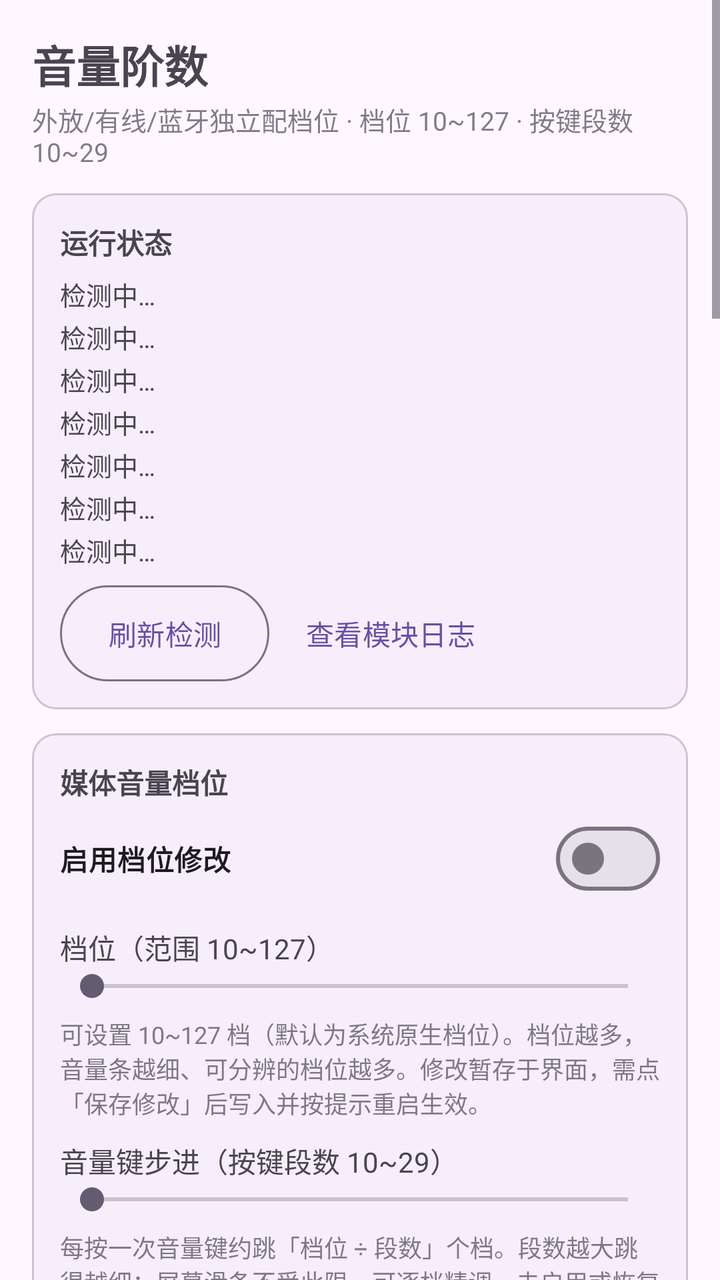
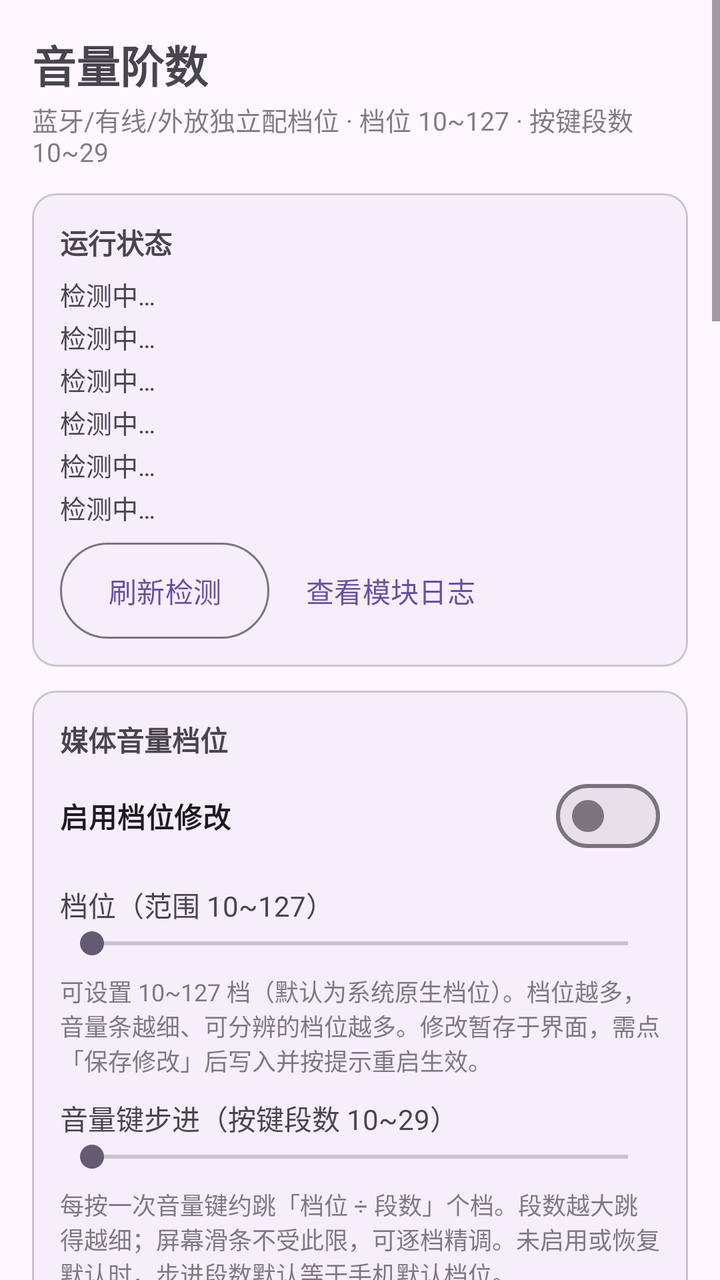

Before-and-after screenshots of an Android layout around one commit, followed by the original layout XML and the change that was made.
<!-- AndroidManifest.xml: application theme Theme.VolumeControl -->
<!-- res/layout/activity_main.xml -->
<?xml version="1.0" encoding="utf-8"?>
<ScrollView xmlns:android="http://schemas.android.com/apk/res/android"
    xmlns:app="http://schemas.android.com/apk/res-auto"
    android:layout_width="match_parent"
    android:layout_height="match_parent"
    android:fitsSystemWindows="true"
    android:fillViewport="true">

    <LinearLayout
        android:layout_width="match_parent"
        android:layout_height="wrap_content"
        android:orientation="vertical"
        android:padding="16dp">

        <TextView
            android:layout_width="wrap_content"
            android:layout_height="wrap_content"
            android:text="@string/app_name"
            android:textSize="22sp"
            android:textStyle="bold" />

        <TextView
            android:layout_width="wrap_content"
            android:layout_height="wrap_content"
            android:layout_marginTop="2dp"
            android:alpha="0.7"
            android:text="@string/app_subtitle"
            android:textSize="13sp" />

        
        <com.google.android.material.card.MaterialCardView
            android:layout_width="match_parent"
            android:layout_height="wrap_content"
            android:layout_marginTop="12dp"
            app:cardCornerRadius="12dp"
            app:cardElevation="1dp">

            <LinearLayout
                android:layout_width="match_parent"
                android:layout_height="wrap_content"
                android:orientation="vertical"
                android:padding="14dp">

                <TextView
                    android:layout_width="wrap_content"
                    android:layout_height="wrap_content"
                    android:text="@string/sec_status"
                    android:textStyle="bold" />

                <TextView
                    android:id="@+id/tvStatusRoot"
                    android:layout_width="match_parent"
                    android:layout_height="wrap_content"
                    android:layout_marginTop="6dp"
                    android:text="@string/status_detecting"
                    android:textSize="13sp" />

                <TextView
                    android:id="@+id/tvStatusLsposed"
                    android:layout_width="match_parent"
                    android:layout_height="wrap_content"
                    android:layout_marginTop="2dp"
                    android:text="@string/status_detecting"
                    android:textSize="13sp" />

                <TextView
                    android:id="@+id/tvStatusModule"
                    android:layout_width="match_parent"
                    android:layout_height="wrap_content"
                    android:layout_marginTop="2dp"
                    android:text="@string/status_detecting"
                    android:textSize="13sp" />

                <TextView
                    android:id="@+id/tvStatusVolume"
                    android:layout_width="match_parent"
                    android:layout_height="wrap_content"
                    android:layout_marginTop="2dp"
                    android:text="@string/status_detecting"
                    android:textSize="13sp" />

                <TextView
                    android:id="@+id/tvStatusBt"
                    android:layout_width="match_parent"
                    android:layout_height="wrap_content"
                    android:layout_marginTop="2dp"
                    android:text="@string/status_detecting"
                    android:textSize="13sp" />

                <TextView
                    android:id="@+id/tvStatusConfig"
                    android:layout_width="match_parent"
                    android:layout_height="wrap_content"
                    android:layout_marginTop="2dp"
                    android:text="@string/status_detecting"
                    android:textSize="13sp" />

                <TextView
                    android:id="@+id/tvStatusAv"
                    android:layout_width="match_parent"
                    android:layout_height="wrap_content"
                    android:layout_marginTop="2dp"
                    android:text="@string/status_detecting"
                    android:textSize="13sp" />

                <LinearLayout
                    android:layout_width="match_parent"
                    android:layout_height="wrap_content"
                    android:layout_marginTop="8dp"
                    android:orientation="horizontal">

                    <com.google.android.material.button.MaterialButton
                        android:id="@+id/btnRefresh"
                        style="@style/Widget.Material3.Button.OutlinedButton"
                        android:layout_width="wrap_content"
                        android:layout_height="wrap_content"
                        android:insetTop="0dp"
                        android:insetBottom="0dp"
                        android:text="@string/btn_refresh" />

                    <com.google.android.material.button.MaterialButton
                        android:id="@+id/btnLogs"
                        style="@style/Widget.Material3.Button.TextButton"
                        android:layout_width="wrap_content"
                        android:layout_height="wrap_content"
                        android:layout_marginStart="6dp"
                        android:insetTop="0dp"
                        android:insetBottom="0dp"
                        android:text="@string/btn_logs" />
                </LinearLayout>
            </LinearLayout>
        </com.google.android.material.card.MaterialCardView>

        
        <com.google.android.material.card.MaterialCardView
            android:layout_width="match_parent"
            android:layout_height="wrap_content"
            android:layout_marginTop="12dp"
            app:cardCornerRadius="12dp"
            app:cardElevation="1dp">

            <LinearLayout
                android:layout_width="match_parent"
                android:layout_height="wrap_content"
                android:orientation="vertical"
                android:padding="14dp">

                <TextView
                    android:layout_width="wrap_content"
                    android:layout_height="wrap_content"
                    android:text="@string/sec_media"
                    android:textStyle="bold" />

                <com.google.android.material.materialswitch.MaterialSwitch
                    android:id="@+id/switchEnable"
                    android:layout_width="match_parent"
                    android:layout_height="wrap_content"
                    android:layout_marginTop="4dp"
                    android:text="@string/label_enable"
                    android:textStyle="bold" />

                <TextView
                    android:id="@+id/tvMediaSteps"
                    android:layout_width="match_parent"
                    android:layout_height="wrap_content"
                    android:layout_marginTop="10dp"
                    android:textSize="14sp"
                    android:text="@string/label_media_steps_default" />

                <SeekBar
                    android:id="@+id/seekMediaSteps"
                    android:layout_width="match_parent"
                    android:layout_height="wrap_content"
                    android:max="117" />

                <TextView
                    android:layout_width="match_parent"
                    android:layout_height="wrap_content"
                    android:layout_marginTop="6dp"
                    android:alpha="0.7"
                    android:text="@string/media_hint"
                    android:textSize="12sp" />

                <TextView
                    android:id="@+id/tvKeySteps"
                    android:layout_width="match_parent"
                    android:layout_height="wrap_content"
                    android:layout_marginTop="10dp"
                    android:textSize="14sp"
                    android:text="@string/label_key_steps_default" />

                <SeekBar
                    android:id="@+id/seekKeySteps"
                    android:layout_width="match_parent"
                    android:layout_height="wrap_content"
                    android:max="19" />

                <TextView
                    android:layout_width="match_parent"
                    android:layout_height="wrap_content"
                    android:layout_marginTop="6dp"
                    android:alpha="0.7"
                    android:text="@string/key_steps_hint"
                    android:textSize="12sp" />
            </LinearLayout>
        </com.google.android.material.card.MaterialCardView>

        
        <com.google.android.material.card.MaterialCardView
            android:layout_width="match_parent"
            android:layout_height="wrap_content"
            android:layout_marginTop="12dp"
            app:cardCornerRadius="12dp"
            app:cardElevation="1dp">

            <LinearLayout
                android:layout_width="match_parent"
                android:layout_height="wrap_content"
                android:orientation="vertical"
                android:padding="14dp">

                <TextView
                    android:layout_width="wrap_content"
                    android:layout_height="wrap_content"
                    android:text="@string/sec_bt_range"
                    android:textStyle="bold" />

                
                <com.google.android.material.tabs.TabLayout
                    android:id="@+id/tabDevice"
                    android:layout_width="match_parent"
                    android:layout_height="wrap_content"
                    android:layout_marginTop="8dp"
                    app:tabMode="fixed"
                    app:tabGravity="fill" />

                
                <com.google.android.material.chip.ChipGroup
                    android:id="@+id/chipGroupRange"
                    android:layout_width="match_parent"
                    android:layout_height="wrap_content"
                    android:layout_marginTop="10dp"
                    app:selectionRequired="true"
                    app:singleSelection="true">

                    <com.google.android.material.chip.Chip
                        android:id="@+id/chipModeA"
                        style="@style/Widget.Material3.Chip.Filter"
                        android:layout_width="wrap_content"
                        android:layout_height="wrap_content"
                        android:text="@string/tab_mode_a" />

                    <com.google.android.material.chip.Chip
                        android:id="@+id/chipModeB"
                        style="@style/Widget.Material3.Chip.Filter"
                        android:layout_width="wrap_content"
                        android:layout_height="wrap_content"
                        android:text="@string/tab_mode_b" />

                    <com.google.android.material.chip.Chip
                        android:id="@+id/chipDefault"
                        style="@style/Widget.Material3.Chip.Filter"
                        android:layout_width="wrap_content"
                        android:layout_height="wrap_content"
                        android:text="@string/tab_default" />
                </com.google.android.material.chip.ChipGroup>

                
                <LinearLayout
                    android:id="@+id/groupRangeEditor"
                    android:layout_width="match_parent"
                    android:layout_height="wrap_content"
                    android:orientation="vertical">

                    <TextView
                        android:id="@+id/tvSummary"
                        android:layout_width="match_parent"
                        android:layout_height="wrap_content"
                        android:layout_marginTop="10dp"
                        android:textSize="13sp" />

                    
                    <LinearLayout
                        android:id="@+id/groupRangeEditors"
                        android:layout_width="match_parent"
                        android:layout_height="wrap_content"
                        android:orientation="vertical">

                    <TextView
                        android:layout_width="wrap_content"
                        android:layout_height="wrap_content"
                        android:layout_marginTop="10dp"
                        android:text="@string/sec_curve"
                        android:textStyle="bold" />

                    <RadioGroup
                        android:id="@+id/radioCurveType"
                        android:layout_width="match_parent"
                        android:layout_height="wrap_content"
                        android:layout_marginTop="4dp"
                        android:orientation="vertical">

                        <RadioButton
                            android:id="@+id/radioCurveLog"
                            android:layout_width="match_parent"
                            android:layout_height="wrap_content"
                            android:minHeight="36dp"
                            android:text="@string/curve_log" />

                        <RadioButton
                            android:id="@+id/radioCurveLinear"
                            android:layout_width="match_parent"
                            android:layout_height="wrap_content"
                            android:minHeight="36dp"
                            android:text="@string/curve_linear" />

                        <RadioButton
                            android:id="@+id/radioCurveSqrt"
                            android:layout_width="match_parent"
                            android:layout_height="wrap_content"
                            android:minHeight="36dp"
                            android:text="@string/curve_sqrt" />
                    </RadioGroup>

                    <TextView
                        android:layout_width="match_parent"
                        android:layout_height="wrap_content"
                        android:layout_marginTop="2dp"
                        android:alpha="0.7"
                        android:text="@string/curve_hint"
                        android:textSize="12sp" />

                    <TextView
                        android:id="@+id/tvMinAbs"
                        android:layout_width="match_parent"
                        android:layout_height="wrap_content"
                        android:layout_marginTop="6dp"
                        android:textSize="14sp" />

                    <SeekBar
                        android:id="@+id/seekMinAbs"
                        android:layout_width="match_parent"
                        android:layout_height="wrap_content"
                        android:max="127" />

                    <TextView
                        android:id="@+id/tvMaxAbs"
                        android:layout_width="match_parent"
                        android:layout_height="wrap_content"
                        android:textSize="14sp" />

                    <SeekBar
                        android:id="@+id/seekMaxAbs"
                        android:layout_width="match_parent"
                        android:layout_height="wrap_content"
                        android:max="127" />
                    </LinearLayout>

                    
                    <LinearLayout
                        android:id="@+id/groupRangePreview"
                        android:layout_width="match_parent"
                        android:layout_height="wrap_content"
                        android:orientation="vertical">

                    <TextView
                        android:id="@+id/tvRangeHint"
                        android:layout_width="match_parent"
                        android:layout_height="wrap_content"
                        android:layout_marginTop="6dp"
                        android:alpha="0.7"
                        android:text="@string/range_hint"
                        android:textSize="12sp" />

                    <Spinner
                        android:id="@+id/spinnerNativeMode"
                        android:layout_width="wrap_content"
                        android:layout_height="wrap_content"
                        android:layout_marginTop="4dp"
                        android:visibility="gone" />

                    <com.xiefeihong.volumecontrol.CurveChartView
                        android:id="@+id/curveChart"
                        android:layout_width="match_parent"
                        android:layout_height="180dp"
                        android:layout_marginTop="8dp" />

                    <TextView
                        android:id="@+id/tvRangeMapping"
                        android:layout_width="match_parent"
                        android:layout_height="wrap_content"
                        android:layout_marginTop="10dp"
                        android:fontFamily="monospace"
                        android:textSize="11sp" />
                    </LinearLayout>
                </LinearLayout>
            </LinearLayout>
        </com.google.android.material.card.MaterialCardView>

        
        <com.google.android.material.card.MaterialCardView
            android:layout_width="match_parent"
            android:layout_height="wrap_content"
            android:layout_marginTop="12dp"
            app:cardCornerRadius="12dp"
            app:cardElevation="1dp">

            <LinearLayout
                android:layout_width="match_parent"
                android:layout_height="wrap_content"
                android:orientation="vertical"
                android:padding="14dp">

                <TextView
                    android:layout_width="wrap_content"
                    android:layout_height="wrap_content"
                    android:text="@string/sec_actions"
                    android:textStyle="bold" />

                <TextView
                    android:id="@+id/tvPending"
                    android:layout_width="match_parent"
                    android:layout_height="wrap_content"
                    android:layout_marginTop="6dp"
                    android:textSize="13sp" />

                <com.google.android.material.button.MaterialButton
                    android:id="@+id/btnSave"
                    android:layout_width="match_parent"
                    android:layout_height="wrap_content"
                    android:layout_marginTop="8dp"
                    android:text="@string/btn_save" />

                <com.google.android.material.button.MaterialButton
                    android:id="@+id/btnRestartBt"
                    style="@style/Widget.Material3.Button.OutlinedButton"
                    android:layout_width="match_parent"
                    android:layout_height="wrap_content"
                    android:layout_marginTop="8dp"
                    android:text="@string/btn_restart_bt" />

                <com.google.android.material.button.MaterialButton
                    android:id="@+id/btnApplyRestart"
                    android:layout_width="match_parent"
                    android:layout_height="wrap_content"
                    android:layout_marginTop="6dp"
                    android:text="@string/btn_apply_restart" />

                <com.google.android.material.button.MaterialButton
                    android:id="@+id/btnReset"
                    style="@style/Widget.Material3.Button.OutlinedButton"
                    android:layout_width="match_parent"
                    android:layout_height="wrap_content"
                    android:layout_marginTop="6dp"
                    android:text="@string/btn_reset" />

                <TextView
                    android:layout_width="match_parent"
                    android:layout_height="wrap_content"
                    android:layout_marginTop="10dp"
                    android:alpha="0.7"
                    android:text="@string/ops_hint"
                    android:textSize="12sp" />
            </LinearLayout>
        </com.google.android.material.card.MaterialCardView>

        
        <com.google.android.material.card.MaterialCardView
            android:layout_width="match_parent"
            android:layout_height="wrap_content"
            android:layout_marginTop="12dp"
            android:layout_marginBottom="16dp"
            app:cardCornerRadius="12dp"
            app:cardElevation="1dp">

            <LinearLayout
                android:layout_width="match_parent"
                android:layout_height="wrap_content"
                android:orientation="vertical"
                android:padding="14dp">

                <TextView
                    android:layout_width="wrap_content"
                    android:layout_height="wrap_content"
                    android:text="@string/sec_guide"
                    android:textStyle="bold" />

                <TextView
                    android:layout_width="match_parent"
                    android:layout_height="wrap_content"
                    android:layout_marginTop="6dp"
                    android:lineSpacingExtra="3dp"
                    android:text="@string/guide_text"
                    android:textSize="13sp" />
            </LinearLayout>
        </com.google.android.material.card.MaterialCardView>
    </LinearLayout>
</ScrollView>
<!-- resources referenced by this layout -->
<resources>
  <string name="app_name">音量阶数</string>
  <string name="app_subtitle">外放/有线/蓝牙独立配档位 · 档位 10~127 · 按键段数 10~29</string>
  <string name="btn_apply_restart">重启系统框架（档位修改后）</string>
  <string name="btn_logs">查看模块日志</string>
  <string name="btn_refresh">刷新检测</string>
  <string name="btn_reset">恢复系统默认（关闭模块）</string>
  <string name="btn_restart_bt">重启蓝牙 (模式/音量范围调整后)</string>
  <string name="btn_save">保存修改 (修改参数后)</string>
  <string name="curve_hint" formatted="false">选择档位到音量范围的映射分布；三者第 1 档=最小音量、最高档=最大音量。模式A 与模式B 的曲线各自独立保存。</string>
  <string name="curve_linear">线性区间（每档等量）</string>
  <string name="curve_log">对数区间（等比倍增，默认）</string>
  <string name="curve_sqrt">平方根区间（低音量增强）</string>
  <string name="guide_text" formatted="false">1. 在 LSPosed 中启用本模块，然后重启系统框架（本页按钮即可）。\n
  2. 媒体音量档位：可设置 10~127 档（HyperOS 原生默认 15），档位即音量条的可分辨精度，只影响媒体流（音乐/视频）；修改档位后点「重启系统框架」，期间黑屏属正常现象。音量键步进（10~29 段）控制每按一次音量键跳过的档位数（约＝档位÷段数），只影响按键、不影响屏幕拖动。\n
  3. 模式A（绝对音量，默认）：蓝牙保持绝对音量映射（档位经曲线映射为 AVRCP 0~127），有线/外放则按 A 范围做系统档位衰减；第 1 档=最小音量、最高档=最大音量。\n
  4. 模式B（相对音量，低音量问题首选）：停用绝对音量，由手机端软件衰减音频信号，耳机固定自身硬件音量。\n
  5. 顶部设备选项卡在「外放/有线耳机/蓝牙」间切换，各设备独立保存模式与范围（打开 App 会自动定位到当前输出设备）。绝对音量仅蓝牙可选；相对音量对三种设备都按各自范围在系统侧衰减；默认则该设备不映射，沿用 ROM 原生曲线。档位数与音量键步进为全局共用。\n
  6. 生效方式：点「保存修改」保存参数，按提示确认重启。切换模式或调整音量范围后需点「重启蓝牙」生效；仅档位修改后需点「重启系统框架」（音量键步进即时生效）。\n
  7. 恢复默认：点「恢复系统默认」并重启生效；或在 LSPosed 中停用模块后重启手机。\n
  8. 排查：状态区查看「系统配置键」与媒体档位是否生效；点「查看模块日志」查看模块自写日志。</string>
  <string name="key_steps_hint">每按一次音量键约跳「档位 ÷ 段数」个档。段数越大跳得越细；屏幕滑条不受此限，可逐档精调。未启用或恢复默认时，步进段数默认等于手机默认档位。</string>
  <string name="label_enable">启用档位修改</string>
  <string name="label_key_steps_default">音量键步进（按键段数 10~29）</string>
  <string name="label_media_steps_default">档位（范围 10~127）</string>
  <string name="media_hint">可设置 10~127 档（默认为系统原生档位）。档位越多，音量条越细、可分辨的档位越多。修改暂存于界面，需点「保存修改」后写入并按提示重启生效。</string>
  <string name="ops_hint">修改只暂存于界面，需点「保存修改」才会写入并生效；确认框会列出改动，并按需询问是否立即重启蓝牙/系统框架。</string>
  <string name="range_hint" formatted="false">顶部选项卡在「外放/有线耳机/蓝牙」间切换，各设备独立保存模式与范围。蓝牙可选「绝对音量/相对音量/默认」；外放与有线仅「相对音量/默认」（绝对音量为蓝牙专属）。绝对音量：蓝牙经 AVRCP 映射；相对音量：手机端软件曲线衰减；默认：该设备沿用系统直通。总开关关闭时全部设备直通。</string>
  <string name="sec_actions">操作</string>
  <string name="sec_bt_range">音量范围</string>
  <string name="sec_curve">映射曲线</string>
  <string name="sec_guide">使用说明</string>
  <string name="sec_media">媒体音量档位</string>
  <string name="sec_status">运行状态</string>
  <string name="status_detecting">检测中…</string>
  <string name="tab_default">默认</string>
  <string name="tab_mode_a">绝对音量</string>
  <string name="tab_mode_b">相对音量</string>
  <style name="Theme.VolumeControl" parent="Theme.Material3.DayNight.NoActionBar" />
</resources>

<!-- the commit's change to res/layout/activity_main.xml (unified diff, before → after) -->
@@ -88,14 +88,6 @@
                     android:textSize="13sp" />
 
                 <TextView
-                    android:id="@+id/tvStatusConfig"
-                    android:layout_width="match_parent"
-                    android:layout_height="wrap_content"
-                    android:layout_marginTop="2dp"
-                    android:text="@string/status_detecting"
-                    android:textSize="13sp" />
-
-                <TextView
                     android:id="@+id/tvStatusAv"
                     android:layout_width="match_parent"
                     android:layout_height="wrap_content"
@@ -372,12 +364,40 @@
                         android:text="@string/range_hint"
                         android:textSize="12sp" />
 
-                    <Spinner
-                        android:id="@+id/spinnerNativeMode"
-                        android:layout_width="wrap_content"
+                    <LinearLayout
+                        android:id="@+id/groupNativeSelectors"
+                        android:layout_width="match_parent"
                         android:layout_height="wrap_content"
                         android:layout_marginTop="4dp"
-                        android:visibility="gone" />
+                        android:gravity="center_vertical"
+                        android:orientation="horizontal"
+                        android:visibility="gone">
+
+                        <TextView
+                            android:layout_width="wrap_content"
+                            android:layout_height="wrap_content"
+                            android:text="@string/axis_y_label"
+                            android:textSize="13sp" />
+
+                        <Spinner
+                            android:id="@+id/spinnerNativeMode"
+                            android:layout_width="wrap_content"
+                            android:layout_height="wrap_content"
+                            android:layout_marginStart="4dp" />
+
+                        <TextView
+                            android:layout_width="wrap_content"
+                            android:layout_height="wrap_content"
+                            android:layout_marginStart="12dp"
+                            android:text="@string/axis_x_label"
+                            android:textSize="13sp" />
+
+                        <Spinner
+                            android:id="@+id/spinnerNativeAxis"
+                            android:layout_width="wrap_content"
+                            android:layout_height="wrap_content"
+                            android:layout_marginStart="4dp" />
+                    </LinearLayout>
 
                     <com.xiefeihong.volumecontrol.CurveChartView
                         android:id="@+id/curveChart"
<!-- resource entries referenced after the edit -->
@@ -1,32 +1,34 @@
 <!-- resources referenced by this layout -->
 <resources>
   <string name="app_name">音量阶数</string>
-  <string name="app_subtitle">外放/有线/蓝牙独立配档位 · 档位 10~127 · 按键段数 10~29</string>
+  <string name="app_subtitle">蓝牙/有线/外放独立配档位 · 档位 10~127 · 按键段数 10~29</string>
+  <string name="axis_x_label">横轴</string>
+  <string name="axis_y_label">纵轴</string>
   <string name="btn_apply_restart">重启系统框架（档位修改后）</string>
   <string name="btn_logs">查看模块日志</string>
   <string name="btn_refresh">刷新检测</string>
   <string name="btn_reset">恢复系统默认（关闭模块）</string>
   <string name="btn_restart_bt">重启蓝牙 (模式/音量范围调整后)</string>
   <string name="btn_save">保存修改 (修改参数后)</string>
-  <string name="curve_hint" formatted="false">选择档位到音量范围的映射分布；三者第 1 档=最小音量、最高档=最大音量。模式A 与模式B 的曲线各自独立保存。</string>
+  <string name="curve_hint" formatted="false">选择档位到音量范围的映射分布；三者第 1 档=最小音量、最高档=最大音量。绝对音量模式与相对音量模式的曲线各自独立保存。</string>
   <string name="curve_linear">线性区间（每档等量）</string>
   <string name="curve_log">对数区间（等比倍增，默认）</string>
   <string name="curve_sqrt">平方根区间（低音量增强）</string>
   <string name="guide_text" formatted="false">1. 在 LSPosed 中启用本模块，然后重启系统框架（本页按钮即可）。\n
   2. 媒体音量档位：可设置 10~127 档（HyperOS 原生默认 15），档位即音量条的可分辨精度，只影响媒体流（音乐/视频）；修改档位后点「重启系统框架」，期间黑屏属正常现象。音量键步进（10~29 段）控制每按一次音量键跳过的档位数（约＝档位÷段数），只影响按键、不影响屏幕拖动。\n
-  3. 模式A（绝对音量，默认）：蓝牙保持绝对音量映射（档位经曲线映射为 AVRCP 0~127），有线/外放则按 A 范围做系统档位衰减；第 1 档=最小音量、最高档=最大音量。\n
-  4. 模式B（相对音量，低音量问题首选）：停用绝对音量，由手机端软件衰减音频信号，耳机固定自身硬件音量。\n
-  5. 顶部设备选项卡在「外放/有线耳机/蓝牙」间切换，各设备独立保存模式与范围（打开 App 会自动定位到当前输出设备）。绝对音量仅蓝牙可选；相对音量对三种设备都按各自范围在系统侧衰减；默认则该设备不映射，沿用 ROM 原生曲线。档位数与音量键步进为全局共用。\n
+  3. 绝对音量模式（默认）：蓝牙保持绝对音量映射（档位经曲线映射为 AVRCP 0~127），有线/外放则按各自范围做系统档位衰减；第 1 档=最小音量、最高档=最大音量。\n
+  4. 相对音量模式（低音量问题首选）：停用绝对音量，由手机端软件衰减音频信号，耳机固定自身硬件音量。\n
+  5. 顶部设备选项卡在「蓝牙/有线耳机/外放」间切换，各设备独立保存模式与范围（打开 App 会自动定位到当前输出设备）。绝对音量仅蓝牙可选；相对音量对三种设备都按各自范围在系统侧衰减；默认则该设备不映射，沿用 ROM 原生曲线。档位数与音量键步进为全局共用。\n
   6. 生效方式：点「保存修改」保存参数，按提示确认重启。切换模式或调整音量范围后需点「重启蓝牙」生效；仅档位修改后需点「重启系统框架」（音量键步进即时生效）。\n
   7. 恢复默认：点「恢复系统默认」并重启生效；或在 LSPosed 中停用模块后重启手机。\n
-  8. 排查：状态区查看「系统配置键」与媒体档位是否生效；点「查看模块日志」查看模块自写日志。</string>
+  8. 排查：状态区查看媒体档位是否生效；点「查看模块日志」查看模块自写日志。</string>
   <string name="key_steps_hint">每按一次音量键约跳「档位 ÷ 段数」个档。段数越大跳得越细；屏幕滑条不受此限，可逐档精调。未启用或恢复默认时，步进段数默认等于手机默认档位。</string>
   <string name="label_enable">启用档位修改</string>
   <string name="label_key_steps_default">音量键步进（按键段数 10~29）</string>
   <string name="label_media_steps_default">档位（范围 10~127）</string>
   <string name="media_hint">可设置 10~127 档（默认为系统原生档位）。档位越多，音量条越细、可分辨的档位越多。修改暂存于界面，需点「保存修改」后写入并按提示重启生效。</string>
   <string name="ops_hint">修改只暂存于界面，需点「保存修改」才会写入并生效；确认框会列出改动，并按需询问是否立即重启蓝牙/系统框架。</string>
-  <string name="range_hint" formatted="false">顶部选项卡在「外放/有线耳机/蓝牙」间切换，各设备独立保存模式与范围。蓝牙可选「绝对音量/相对音量/默认」；外放与有线仅「相对音量/默认」（绝对音量为蓝牙专属）。绝对音量：蓝牙经 AVRCP 映射；相对音量：手机端软件曲线衰减；默认：该设备沿用系统直通。总开关关闭时全部设备直通。</string>
+  <string name="range_hint" formatted="false">顶部选项卡在「蓝牙/有线耳机/外放」间切换，各设备独立保存模式与范围。蓝牙可选「绝对音量/相对音量/默认」；外放与有线仅「相对音量/默认」（绝对音量为蓝牙专属）。绝对音量：蓝牙经 AVRCP 映射；相对音量：手机端软件曲线衰减；默认：该设备沿用系统直通。总开关关闭时全部设备直通。</string>
   <string name="sec_actions">操作</string>
   <string name="sec_bt_range">音量范围</string>
   <string name="sec_curve">映射曲线</string>
